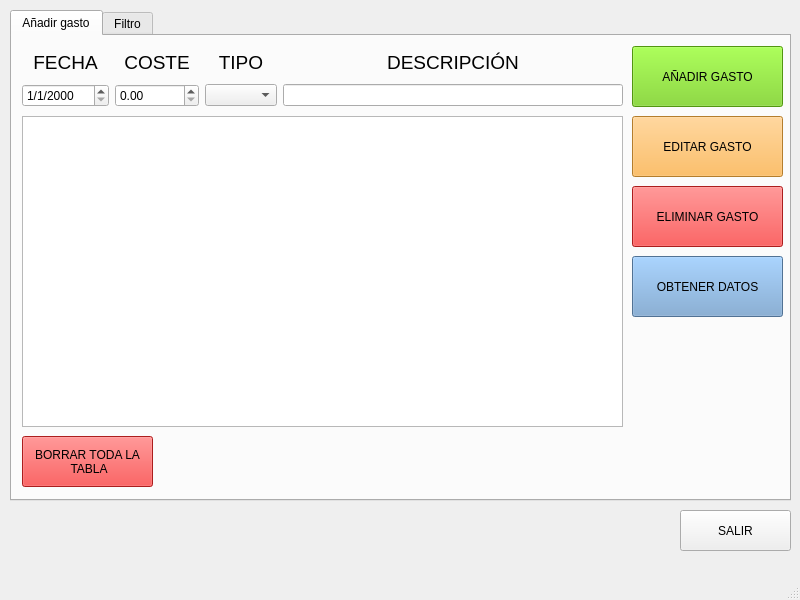
Old version of the form mainwindow.ui in the repository igorrecioh/home_expenses_dsktp.
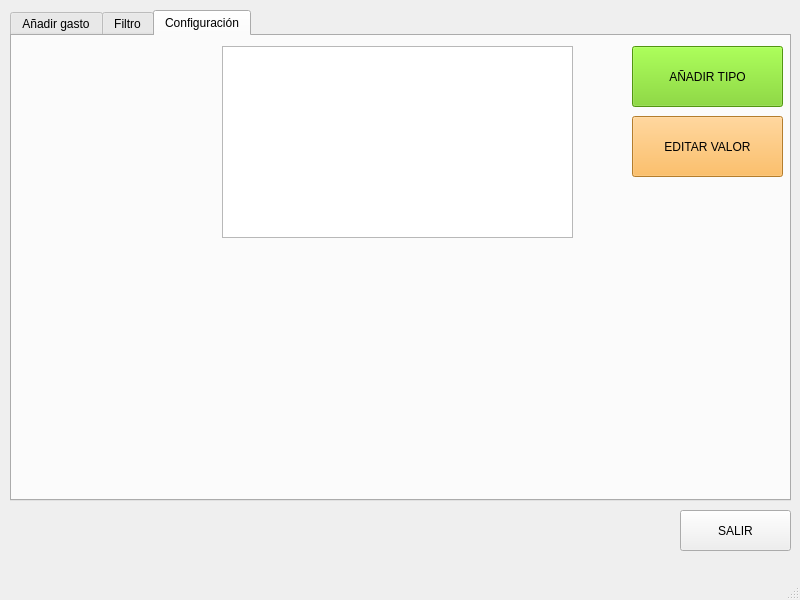
New version of the form.

Commit message: Modelos separados + gestion configs inicial

Diff of the .ui file:
```diff
--- a/mainwindow.ui
+++ b/mainwindow.ui
@@ -40,7 +40,7 @@
      </rect>
     </property>
     <property name="currentIndex">
-     <number>0</number>
+     <number>2</number>
     </property>
     <widget class="QWidget" name="addGastoTab">
      <attribute name="title">
@@ -405,6 +405,55 @@
       </layout>
      </widget>
     </widget>
+    <widget class="QWidget" name="tab">
+     <attribute name="title">
+      <string>Configuración</string>
+     </attribute>
+     <widget class="QTableView" name="configTable">
+      <property name="geometry">
+       <rect>
+        <x>210</x>
+        <y>10</y>
+        <width>351</width>
+        <height>192</height>
+       </rect>
+      </property>
+     </widget>
+     <widget class="QPushButton" name="editConfigBtn">
+      <property name="geometry">
+       <rect>
+        <x>620</x>
+        <y>80</y>
+        <width>151</width>
+        <height>61</height>
+       </rect>
+      </property>
+      <property name="styleSheet">
+       <string notr="true">background-color: rgb(252, 175, 62);
+font: 700 10pt &quot;Ubuntu&quot;;</string>
+      </property>
+      <property name="text">
+       <string>EDITAR VALOR</string>
+      </property>
+     </widget>
+     <widget class="QPushButton" name="saveTypeBtn">
+      <property name="geometry">
+       <rect>
+        <x>620</x>
+        <y>10</y>
+        <width>151</width>
+        <height>61</height>
+       </rect>
+      </property>
+      <property name="styleSheet">
+       <string notr="true">background-color: rgb(115, 210, 22);
+font: 700 10pt &quot;Ubuntu&quot;;</string>
+      </property>
+      <property name="text">
+       <string>AÑADIR TIPO</string>
+      </property>
+     </widget>
+    </widget>
    </widget>
   </widget>
   <widget class="QStatusBar" name="statusbar"/>
```
Left out of the diff: 15 changed lines with no effect on the pictures. The commit also changes 11 other files.
